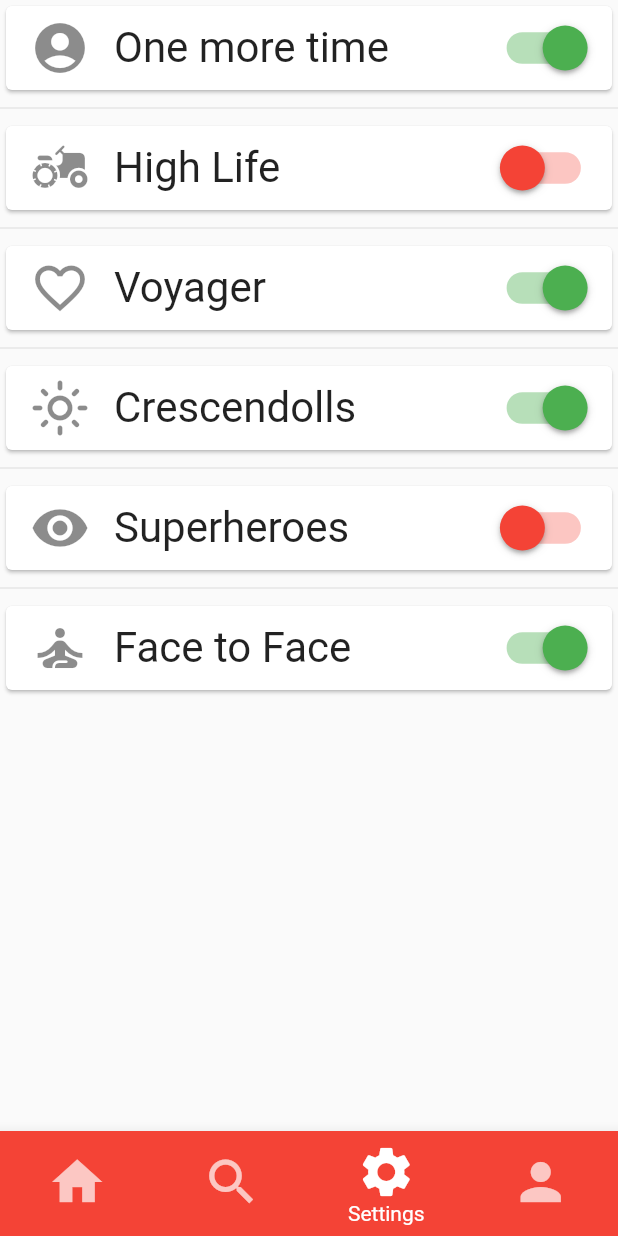
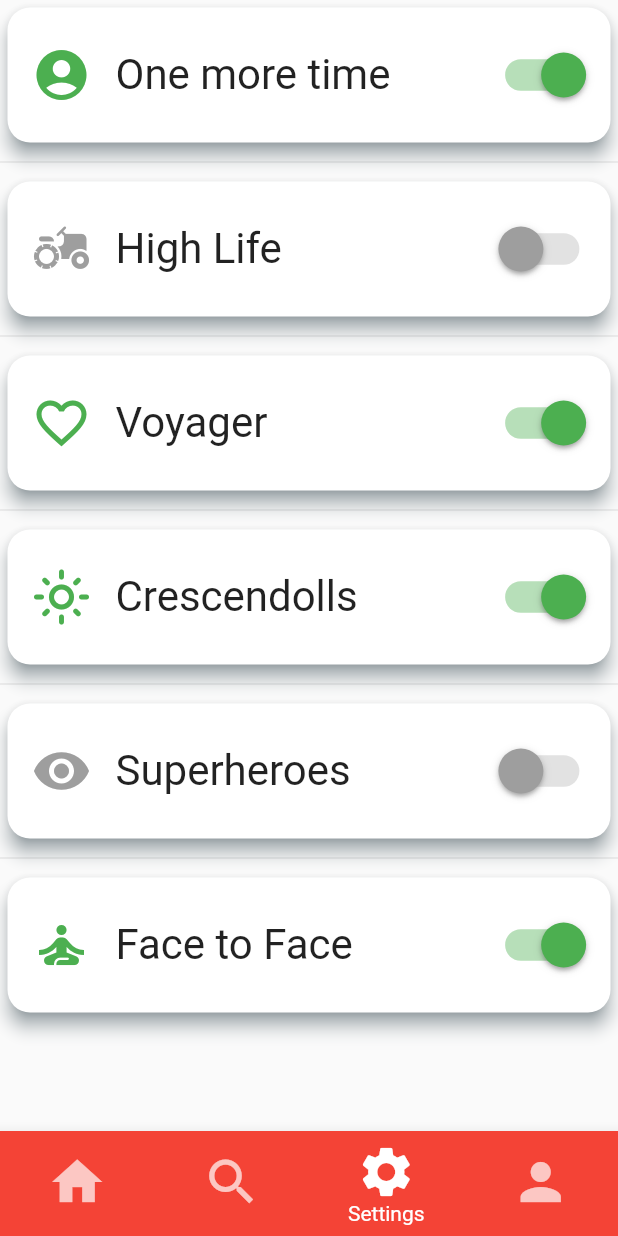
Before and after one commit to The-Law-1/Redditech, a Flutter app: the screen it shows after launch, item 3 of the bottom bar chosen, on a phone screen of 412 x 824 dp. Run offline on Flutter 3.47's test engine with Material 2 defaults, Android fonts, the phone set to English and light mode, and no system bars; our stand-ins replace material_floating_search_bar; missing offline and left inert: dart:ffi, draw, fab_circular_menu, flutter_web_auth; network calls fail.

Commit message:
added style to the settings card widget

```diff
--- a/lib/pages/settings_page.dart
+++ b/lib/pages/settings_page.dart
@@ -1,4 +1,5 @@
 import 'package:flutter/material.dart';
+import 'package:flutter/rendering.dart';
 
 class SettingsPage extends StatefulWidget {
   const SettingsPage({Key? key}) : super(key: key);
@@ -33,12 +34,29 @@ class _SettingsPageState extends State<SettingsPage> {
       separatorBuilder: (BuildContext context, int index) => const Divider(),
       itemCount: settingsConditions.length,
       itemBuilder: (BuildContext context, int index) {
-        return Card(
-            child: ListTile(
-          leading: Icon(settingsIcon[index], size: 40),
-          title: Text(settingsString[index], style: DefaultTextStyle.of(context).style.apply(fontSizeFactor: 2.0)),
-          trailing: buildSwitchButton(Colors.green, Colors.red, index),
-        ));
+        return Container(
+          height: 100,
+          child: Card(
+              shape: RoundedRectangleBorder(
+                borderRadius: BorderRadius.circular(15.0),
+              ),
+              margin: const EdgeInsets.all(5),
+              shadowColor: Colors.blueGrey,
+              elevation: 5,
+              child: Center(
+                child: ListTile(
+                  leading: Icon(settingsIcon[index],
+                      size: 40,
+                      color:
+                          settingsConditions[index] ? Colors.green : Colors.grey),
+                  title: Text(settingsString[index],
+                      style: DefaultTextStyle.of(context)
+                          .style
+                          .apply(fontSizeFactor: 2.0)),
+                  trailing: buildSwitchButton(Colors.green, Colors.grey, index),
+                ),
+              )),
+        );
       },
     )));
   }
```
